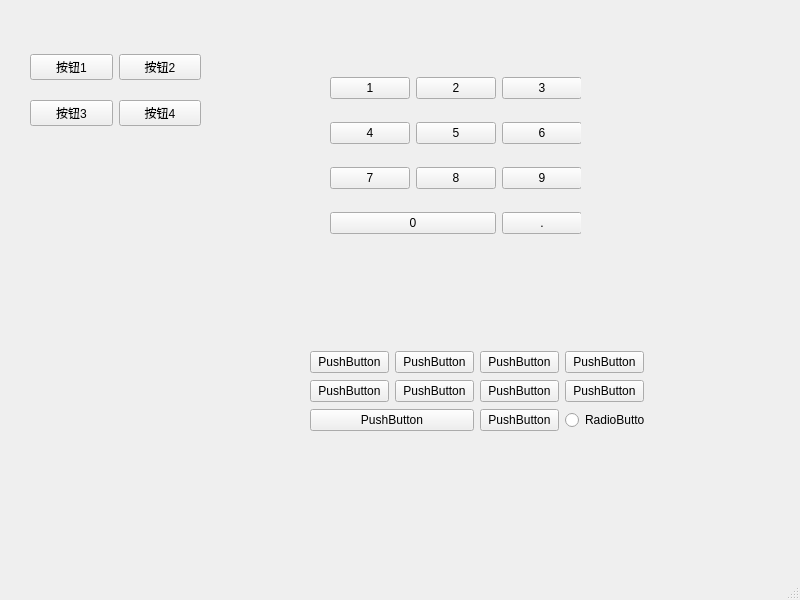
This is lesson7_gridlayout/gridlayout.ui in fengjiahui/find-PyQt5 as Qt 5 draws it before an edit. The edited form follows.
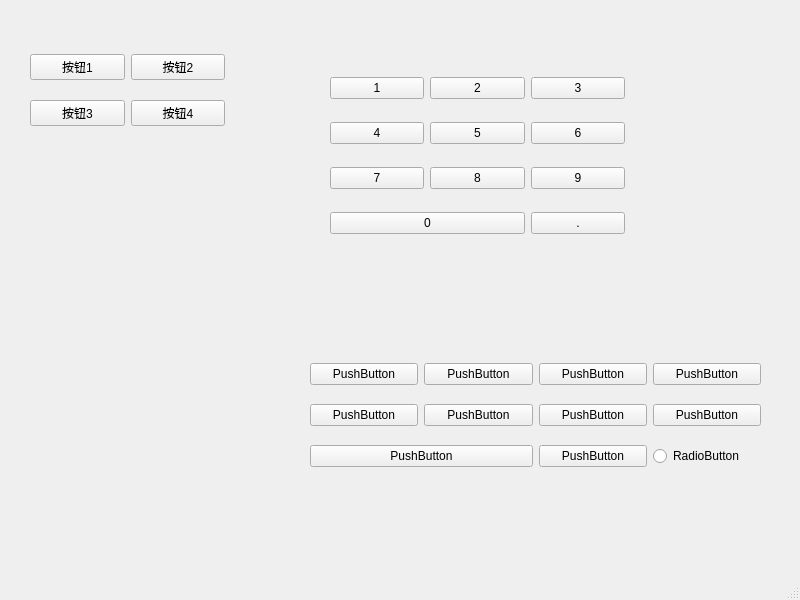
This is the edited form.

Commit message: 修改栏栅布局代码

Patch:
```diff
--- a/lesson7_gridlayout/gridlayout.ui
+++ b/lesson7_gridlayout/gridlayout.ui
@@ -19,8 +19,8 @@
      <rect>
       <x>310</x>
       <y>350</y>
-      <width>334</width>
-      <height>83</height>
+      <width>451</width>
+      <height>131</height>
      </rect>
     </property>
     <layout class="QGridLayout" name="gridLayout_3">
@@ -103,12 +103,12 @@
      </item>
     </layout>
    </widget>
-   <widget class="QWidget" name="">
+   <widget class="QWidget" name="layoutWidget">
     <property name="geometry">
      <rect>
       <x>30</x>
       <y>40</y>
-      <width>171</width>
+      <width>195</width>
       <height>101</height>
      </rect>
     </property>
@@ -143,12 +143,12 @@
      </item>
     </layout>
    </widget>
-   <widget class="QWidget" name="">
+   <widget class="QWidget" name="layoutWidget">
     <property name="geometry">
      <rect>
       <x>330</x>
       <y>60</y>
-      <width>251</width>
+      <width>295</width>
       <height>191</height>
      </rect>
     </property>
```
Left out of the diff: 2 changed lines with no effect on the pictures. The commit also changes 1 other file.
